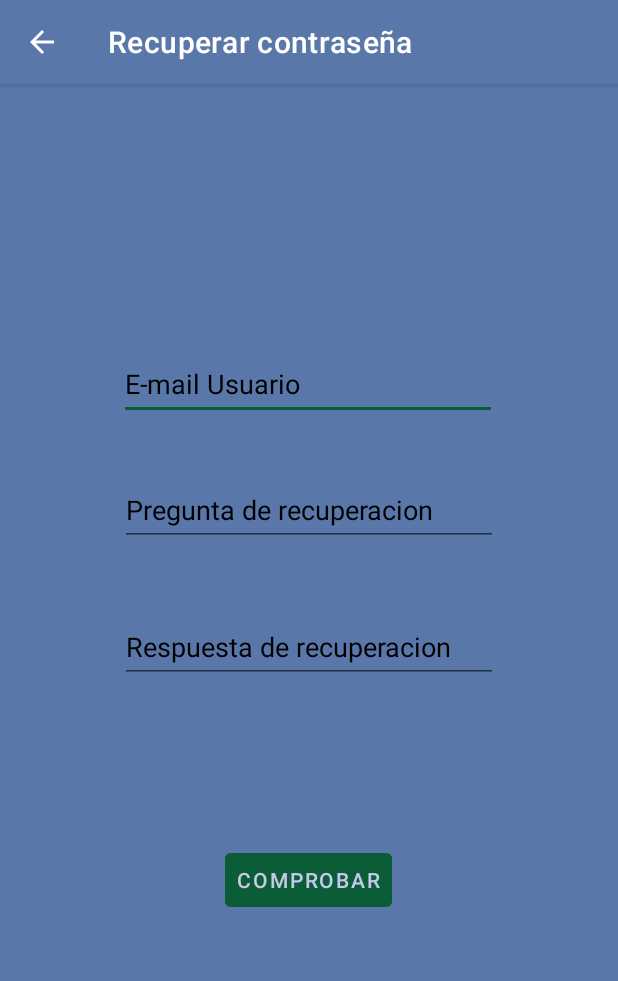
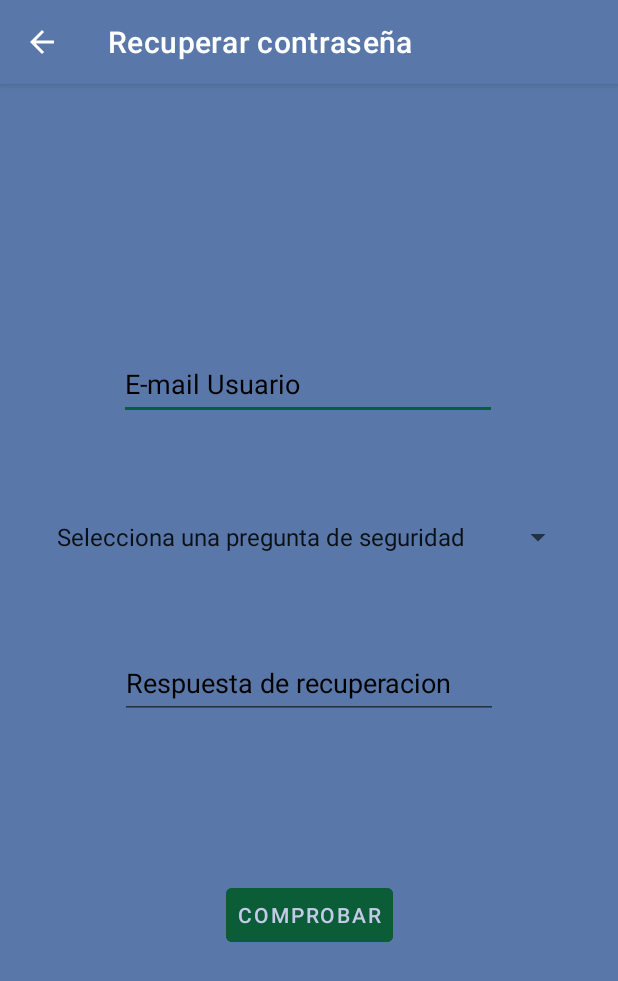
Before and after one commit to daviddoradocarvajal/QRemember, an Android app: the RecuperarContraseniaActivity screen opened directly, with no data from a screen before it, on a phone screen of 412 x 824 dp. Shown: the top 981 px of the screen. Run offline under Robolectric (Android 15) with nearby library versions, the phone set to English and light mode, and no system bars.

Commit message:
Finalizado Registro Recuperar contraseña Login Falta ponerlos bonitos

```diff
--- a/app/src/main/java/com/iesgala/qremember/activities/RecuperarContraseniaActivity.java
+++ b/app/src/main/java/com/iesgala/qremember/activities/RecuperarContraseniaActivity.java
@@ -4,7 +4,9 @@ import android.app.Activity;
 import android.os.AsyncTask;
 import android.os.Bundle;
 import android.view.View;
+import android.widget.ArrayAdapter;
 import android.widget.Button;
+import android.widget.Spinner;
 import android.widget.TextView;
 
 import androidx.annotation.Nullable;
@@ -36,12 +38,15 @@ public class RecuperarContraseniaActivity extends AppCompatActivity {
         Objects.requireNonNull(getSupportActionBar()).setTitle("Recuperar contraseña");
         TextView tvEmailRecuperar = findViewById(R.id.tvEmailRecuperar);
         // Cambiar preguntas por string array
-        TextView tvPreguntaRecuperar = findViewById(R.id.tvPreguntaRecuperar);
+        Spinner spPreguntasRecuperar = findViewById(R.id.spPreguntaRecuperar);
+        ArrayAdapter<CharSequence> spPreguntasAdapter = ArrayAdapter.createFromResource(this,R.array.Preguntas, android.R.layout.simple_spinner_item);
+        spPreguntasAdapter.setDropDownViewResource(android.R.layout.simple_spinner_dropdown_item);
+        spPreguntasRecuperar.setAdapter(spPreguntasAdapter);
         TextView tvRespuestaRecuperar = findViewById(R.id.tvRespuestaRecuperar);
         Button btnComprobar = findViewById(R.id.btnComprobar);
         btnComprobar.setOnClickListener(l -> {
             Usuario usuario = new Usuario(tvEmailRecuperar.getText().toString(), "");
-            usuario.setPregunta(tvPreguntaRecuperar.getText().toString());
+            usuario.setPregunta(spPreguntasRecuperar.getSelectedItem().toString());
             usuario.setRespuesta(tvRespuestaRecuperar.getText().toString());
             try {
                 if (new checkPregunta().execute(usuario).get().equals("Correcto")){
--- a/app/src/main/java/com/iesgala/qremember/controllers/RegisterActivityController.java
+++ b/app/src/main/java/com/iesgala/qremember/controllers/RegisterActivityController.java
@@ -33,6 +33,7 @@ public class RegisterActivityController {
             Intent intent = new Intent(activity.getBaseContext(), StartActivity.class);
             intent.putExtra("Email",tvFormEmail.getText().toString());
             activity.startActivity(intent);
+            activity.finish();
         });
         AlertDialog alertDialog = builder.create();
         alertDialog.show();
--- a/app/src/main/res/layout/activity_nuevacontrasenia.xml
+++ b/app/src/main/res/layout/activity_nuevacontrasenia.xml
@@ -7,7 +7,7 @@
     android:background="@color/azul">
 
     <TextView
-        android:id="@+id/tvRecup"
+        android:id="@+id/tvInfoNuevaPass"
         android:layout_width="wrap_content"
         android:layout_height="wrap_content"
         android:textColor="#000000"
--- a/app/src/main/res/layout/activity_recuperarcontrasenia.xml
+++ b/app/src/main/res/layout/activity_recuperarcontrasenia.xml
@@ -23,25 +23,10 @@
         app:layout_constraintTop_toTopOf="parent" />
 
     <EditText
-        android:id="@+id/tvPreguntaRecuperar"
-        android:layout_width="252dp"
-        android:layout_height="wrap_content"
-        android:layout_marginTop="36dp"
-        android:autofillHints=""
-        android:ems="10"
-        android:hint="@string/pregunta_recuperacion"
-        android:inputType="text"
-        android:minHeight="48dp"
-        android:textColorHint="#000000"
-        app:layout_constraintEnd_toEndOf="parent"
-        app:layout_constraintStart_toStartOf="parent"
-        app:layout_constraintTop_toBottomOf="@+id/tvEmailRecuperar" />
-
-    <EditText
         android:id="@+id/tvRespuestaRecuperar"
         android:layout_width="252dp"
         android:layout_height="wrap_content"
-        android:layout_marginTop="43dp"
+        android:layout_marginTop="49dp"
         android:autofillHints=""
         android:ems="10"
         android:hint="@string/respuesta_recuperacion"
@@ -50,7 +35,7 @@
         android:textColorHint="#000000"
         app:layout_constraintEnd_toEndOf="parent"
         app:layout_constraintStart_toStartOf="parent"
-        app:layout_constraintTop_toBottomOf="@+id/tvPreguntaRecuperar" />
+        app:layout_constraintTop_toBottomOf="@+id/spPreguntaRecuperar" />
 
     <Button
         android:id="@+id/btnComprobar"
@@ -62,21 +47,31 @@
         android:theme="@style/ButtonStyle"
         app:layout_constraintBottom_toBottomOf="parent"
         app:layout_constraintEnd_toEndOf="parent"
-        app:layout_constraintHorizontal_bias="0.498"
         app:layout_constraintStart_toStartOf="parent"
-        app:layout_constraintTop_toBottomOf="@+id/tvRespuestaRecuperar"
-        app:layout_constraintVertical_bias="0.334"
+        app:layout_constraintTop_toBottomOf="@+id/tvFalloRecuperar"
+        app:layout_constraintVertical_bias="0.158"
         tools:ignore="TextContrastCheck" />
 
     <TextView
         android:id="@+id/tvFalloRecuperar"
         android:layout_width="wrap_content"
         android:layout_height="wrap_content"
-        android:layout_marginBottom="48dp"
+        android:layout_marginTop="52dp"
         android:textColor="@color/rojo"
-        android:visibility="gone"
-        app:layout_constraintBottom_toTopOf="@+id/btnComprobar"
+        android:visibility="invisible"
         app:layout_constraintEnd_toEndOf="parent"
         app:layout_constraintHorizontal_bias="0.498"
-        app:layout_constraintStart_toStartOf="parent" />
+        app:layout_constraintStart_toStartOf="parent"
+        app:layout_constraintTop_toBottomOf="@+id/tvRespuestaRecuperar" />
+
+    <Spinner
+        android:id="@+id/spPreguntaRecuperar"
+        android:layout_width="wrap_content"
+        android:layout_height="wrap_content"
+        android:layout_marginTop="54dp"
+        android:entries="@array/Preguntas"
+        android:minHeight="48dp"
+        app:layout_constraintEnd_toEndOf="parent"
+        app:layout_constraintStart_toStartOf="parent"
+        app:layout_constraintTop_toBottomOf="@+id/tvEmailRecuperar" />
 </androidx.constraintlayout.widget.ConstraintLayout>
--- a/app/src/main/res/values/strings.xml
+++ b/app/src/main/res/values/strings.xml
@@ -1,4 +1,11 @@
 <resources>
+    <string-array name="Preguntas">
+        <item>Selecciona una pregunta de seguridad</item>
+        <item>Donde nací</item>
+        <item>Nombre de mi primera mascota</item>
+        <item>Nombre de mi primer centro de estudios</item>
+        <item>Nombre de mi madre</item>
+    </string-array>
     <string name="app_name">QRemember</string>
     <string name="bienvenida">Bienvenido a QRemember</string>
     <string name="acceder">Acceder</string>
@@ -50,6 +57,7 @@
     <string name="nueva_pass">Introduce la nueva Contraseña</string>
     <string name="nueva_pass_confirmar">Confirme la nueva Contraseña</string>
     <string name="form_err">Revisar el formulario</string>
-    <string name="recuperando_contrasenia">\"Recuperar contraseña de \"</string>
+    <string name="recuperando_contrasenia">Recuperar contraseña de </string>
     <string name="no_coinciden">Las contraseñas no coinciden</string>
+    <string name="seleccione_pregunta">Seleccione una pregunta de seguridad</string>
 </resources>
```
Also changed, not shown: app/src/main/java/com/iesgala/qremember/activities/NuevaContraseniaActivity.java (+48 -5 lines), app/src/main/java/com/iesgala/qremember/activities/RegisterActivity.java (+20 -5 lines), app/src/main/java/com/iesgala/qremember/controllers/MainActivityController.java (+4 -8 lines), app/src/main/res/layout/activity_register.xml (+6 -8 lines).
